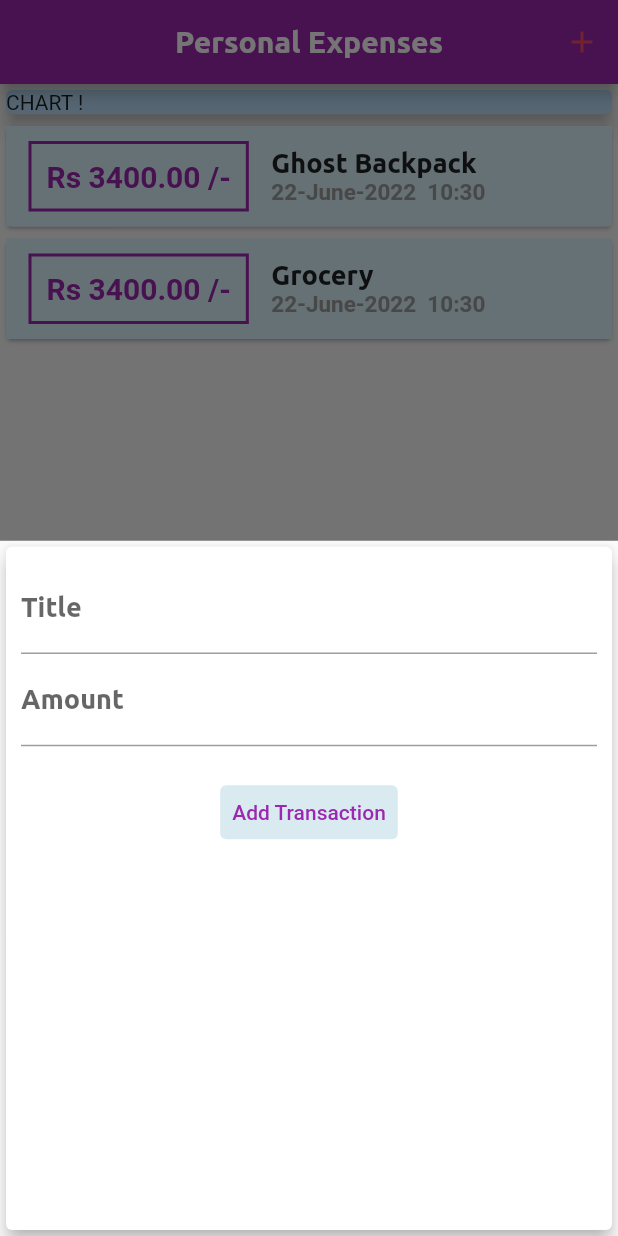
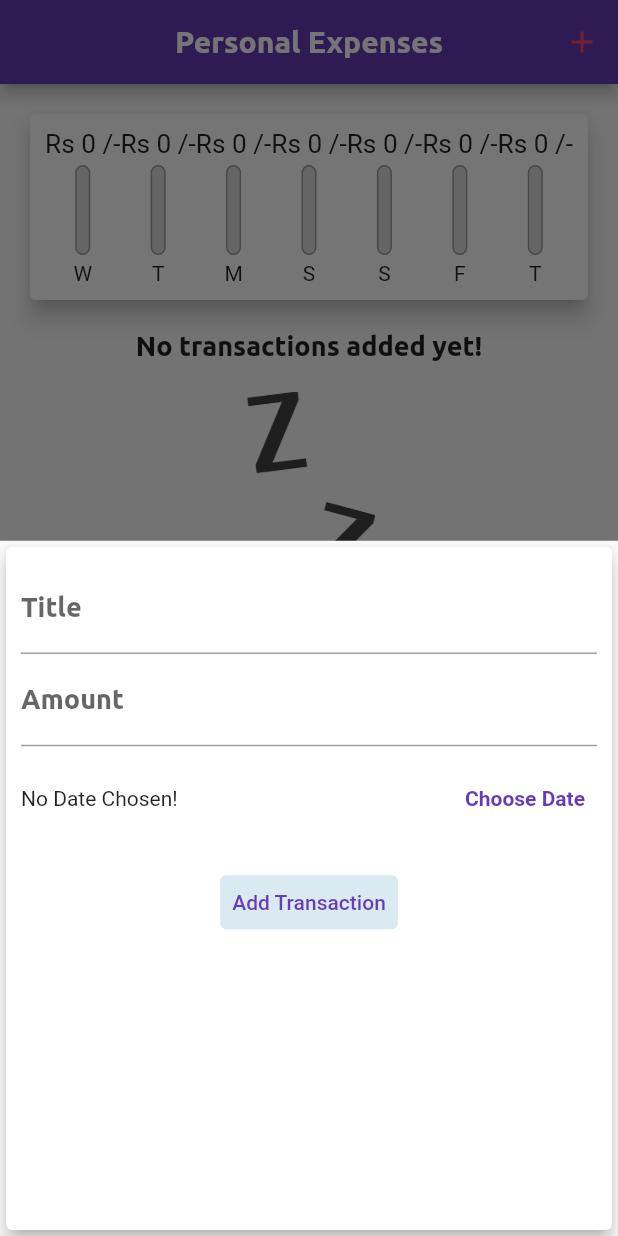
Before and after one commit to sh5800/Flutter-Personal-Expenses-App, a Flutter app: the screen it shows after launch, after a tap on the "add" icon, on a phone screen of 412 x 824 dp. Run offline on Flutter 3.47's test engine with Material 2 defaults, Android fonts, the phone set to English and light mode, and no system bars; project files that could hold a hidden picture were left out.

Commit message:
final commit

```diff
--- a/lib/main.dart
+++ b/lib/main.dart
@@ -1,6 +1,7 @@
 import 'dart:ui';
 
 import 'package:flutter/material.dart';
+import './widgets/chart.dart';
 // import './widgets/user_transactions.dart';
 import './widgets/new_transactions.dart';
 import './widgets/transaction_list.dart';
@@ -19,25 +20,20 @@ class MyApp extends StatelessWidget {
       debugShowCheckedModeBanner: false,
       title: 'Personal Expenses',
       theme: ThemeData(
-          primarySwatch: Colors.purple,
-          accentColor: Color(0xFF92B4EC),
+          primarySwatch: Colors.deepPurple,
+          accentColor: Color(0xFF0AA1DD),
           fontFamily: 'OpenSans',
           textTheme: ThemeData.light().textTheme.copyWith(
-            titleMedium: TextStyle(fontFamily: 'Ubuntu',
-            // fontWeight: FontWeight.bold,
-            fontSize: 18
-
-          )
-          ),
+              titleMedium: TextStyle(
+                  fontFamily: 'Ubuntu',
+                  // fontWeight: FontWeight.bold,
+                  fontSize: 18)),
           appBarTheme: AppBarTheme(
-            titleTextStyle: TextStyle(
-              fontFamily: 'Ubuntu',
-              fontSize: 20,
-              fontWeight: FontWeight.bold,
-              color: Colors.white
-            )
-          )
-          ),
+              titleTextStyle: TextStyle(
+                  fontFamily: 'Ubuntu',
+                  fontSize: 20,
+                  fontWeight: FontWeight.bold,
+                  color: Colors.white))),
 
       // theme: ThemeData(
       //   primaryColor: Color(0xFF79DAE8)
@@ -58,29 +54,46 @@ class _MyHomePageState extends State<MyHomePage> {
   // final amountController = TextEditingController();
 
   final List<Transaction> _userTransactions = [
-    Transaction(
-      id: 'Item 1',
-      title: 'Ghost Backpack',
-      amount: 3400,
-      date: DateTime.now(),
-    ),
-    Transaction(
-      id: 'Item 2',
-      title: 'Grocery',
-      amount: 3400,
-      date: DateTime.now(),
-    ),
+    // Transaction(
+    //   id: 'Item 1',
+    //   title: 'Ghost Backpack',
+    //   amount: 3400,
+    //   date: DateTime.now(),
+    // ),
+    // Transaction(
+    //   id: 'Item 2',
+    //   title: 'Grocery',
+    //   amount: 3400,
+    //   date: DateTime.now(),
+    // ),
   ];
 
-  void _addNewTransaction(String txTitle, double txAmount) {
+  List<Transaction>? get _recentTransactions {
+    return _userTransactions.where((tx) {
+      return tx.date!.isAfter(
+        DateTime.now().subtract(Duration(days: 7)),
+      );
+    }).toList();
+  }
+
+  void _addNewTransaction(
+      String txTitle, double txAmount, DateTime chosenDate) {
     final newTx = Transaction(
         title: txTitle,
         amount: txAmount,
-        date: DateTime.now(),
+        date: chosenDate,
         id: DateTime.now().toString());
 
     setState(() {
       _userTransactions.add(newTx);
+    });
+  }
+
+  void _deleteTransaction(String id) {
+    setState(() {
+      _userTransactions.removeWhere((tx) {
+        return tx.id == id;
+      });
     });
   }
 
@@ -113,7 +126,7 @@ class _MyHomePageState extends State<MyHomePage> {
             color: Color(0xFFF94C66),
             // highlightColor: Color(0xFF92B4EC),
             // focusColor: Color(0xFF92B4EC),
-            hoverColor: Color(0xFF92B4EC),
+            hoverColor: Color(0xFF0AA1DD),
           )
         ],
       ),
@@ -122,21 +135,11 @@ class _MyHomePageState extends State<MyHomePage> {
           // mainAxisAlignment: MainAxisAlignment.start,
           // crossAxisAlignment: CrossAxisAlignment.start,
           children: [
-            Container(
-              width: double.infinity,
-              // height: 50,
-              child: Card(
-                color: Colors.blue.shade100,
-                child: Text(
-                  'CHART !',
-                  // textAlign: TextAlign.center,
-                ),
-                elevation: 5,
-              ),
-            ),
+            Chart(_recentTransactions!),
             // NewTransaction(),
             TransactionList(
-              transactions: _userTransactions,
+               transactions:_userTransactions,
+              deleteTx:_deleteTransaction
             )
             // UserTransactions()
 
--- /dev/null
+++ b/lib/widgets/chart.dart
@@ -0,0 +1,67 @@
+import 'package:flutter/material.dart';
+import 'package:intl/intl.dart';
+import 'package:personal_expenses_app/widgets/chart_bar.dart';
+import '../models/transaction.dart';
+
+class Chart extends StatelessWidget {
+  final List<Transaction> recentTransactions;
+
+  Chart(this.recentTransactions);
+  // const Chart({Key? key}) : super(key: key);
+
+  List<Map<String, dynamic>> get groupedTransactionValues {
+    return List.generate(7, (index) {
+      final weekDay = DateTime.now().subtract(
+        Duration(days: index),
+      );
+      double totalSum = 0.0;
+
+      for (var i = 0; i < recentTransactions.length; i++) {
+        if (recentTransactions[i].date!.day == weekDay.day &&
+            recentTransactions[i].date!.month == weekDay.month &&
+            recentTransactions[i].date!.year == weekDay.year) {
+          totalSum += recentTransactions[i].amount!;
+        }
+      }
+      // print(DateFormat.E().format(weekDay));
+      // print(totalSum);
+
+      return {
+        'day': DateFormat.E().format(weekDay).substring(0, 1),
+        'amount': totalSum
+      };
+    });
+  }
+
+  double get totalSpending {
+    return groupedTransactionValues.fold(0.0, (sum, item) {
+      return sum + item['amount'];
+    });
+  }
+
+  @override
+  Widget build(BuildContext context) {
+    // print(groupedTransactionValues);
+    return Card(
+      elevation: 6,
+      margin: EdgeInsets.all(20),
+      child: Container(
+        padding: EdgeInsets.all(10),
+        child: Row(
+          mainAxisAlignment: MainAxisAlignment.spaceAround,
+          children: groupedTransactionValues.map((data) {
+            return Flexible(
+                  // flex: 2,
+                  fit: FlexFit.tight,
+                  child: ChartBar(
+                  data['day'].toString(),
+                  data['amount'],
+                  totalSpending == 0.0 ? 0.0 : data['amount']/totalSpending
+                  ),
+            );
+          }).toList(),
+        ),
+      ),
+    );
+  }
+}
--- /dev/null
+++ b/lib/widgets/chart_bar.dart
@@ -0,0 +1,53 @@
+import 'package:flutter/material.dart';
+
+class ChartBar extends StatelessWidget {
+  final String label;
+  final double spendingAmount;
+  final double spendingPctofTotal;
+
+  ChartBar(this.label,this.spendingAmount,this.spendingPctofTotal);
+  // const ChartBar({Key? key}) : super(key: key);
+
+  @override
+  Widget build(BuildContext context) {
+    return Column(
+      children: [
+        Container(
+          height: 20,
+          child: FittedBox(
+            child: Text('Rs ${spendingAmount.toStringAsFixed(0)} /-'),
+            ),
+        ),
+        SizedBox(height: 4,),
+        Container(
+          height: 60,
+          width: 10,
+          child: Stack(
+            alignment: AlignmentDirectional.bottomStart,
+            children: [
+              Container(
+                decoration: BoxDecoration(
+                  border: Border.all(color: Colors.grey, width: 1.0),
+                  color: Color.fromRGBO(220, 220, 220, 1),
+                  borderRadius: BorderRadius.circular(10),
+
+                  ),
+              ),
+              FractionallySizedBox(
+                heightFactor: spendingPctofTotal,
+                child: Container(
+                  decoration: BoxDecoration(
+                    color: Theme.of(context).primaryColor,
+                    borderRadius: BorderRadius.circular(10),
+                  ),
+                ),
+                )
+            ],
+          ),
+        ),
+        SizedBox(height: 4,),
+        Text(label)
+      ],
+    );
+  }
+}
--- a/lib/widgets/new_transactions.dart
+++ b/lib/widgets/new_transactions.dart
@@ -1,4 +1,5 @@
 import 'package:flutter/material.dart';
+import 'package:intl/intl.dart';
 // import 'package:personal_expenses_app/widgets/user_transactions.dart';
 
 class NewTransaction extends StatefulWidget {
@@ -11,23 +12,42 @@ class NewTransaction extends StatefulWidget {
 }
 
 class _NewTransactionState extends State<NewTransaction> {
-  final titleController = TextEditingController();
+  final _titleController = TextEditingController();
 
-  final amountController = TextEditingController();
+  final _amountController = TextEditingController();
 
-  final dateController = TextEditingController();
+  DateTime? _selectedDate;
 
-  void submitData() {
-    final enteredTitle = titleController.text;
-    final enteredAmount = double.parse(amountController.text);
+  void _submitData() {
+    if (_amountController.text.isEmpty) {
+      return;
+    }
+    final enteredTitle = _titleController.text;
+    final enteredAmount = double.parse(_amountController.text);
 
-    if (enteredTitle.isEmpty || enteredAmount <= 0) {
+    if (enteredTitle.isEmpty || enteredAmount <= 0 || _selectedDate == null) {
       return;
     }
 
-    widget.addTx(enteredTitle, enteredAmount);
+    widget.addTx(enteredTitle, enteredAmount,_selectedDate);
 
     Navigator.of(context).pop();
+  }
+
+  void _presentDatePicker() {
+    showDatePicker(
+            context: context,
+            initialDate: DateTime.now(),
+            firstDate: DateTime(2019),
+            lastDate: DateTime.now())
+        .then((pickedDate) {
+      if (pickedDate == null) {
+        return;
+      }
+      setState(() {
+        _selectedDate = pickedDate;
+      });
+    });
   }
 
   // const NewTransaction({Key? key}) : super(key: key);
@@ -43,17 +63,17 @@ class _NewTransactionState extends State<NewTransaction> {
           children: [
             TextField(
               decoration: InputDecoration(labelText: 'Title'),
-              controller: titleController,
-              onSubmitted: (_) => submitData(),
+              controller: _titleController,
+              onSubmitted: (_) => _submitData(),
               // onChanged: (val) {
               //   titleInput = val;
               // },
             ),
             TextField(
               decoration: InputDecoration(labelText: 'Amount'),
-              controller: amountController,
+              controller: _amountController,
               keyboardType: TextInputType.number,
-              onSubmitted: (_) => submitData(),
+              onSubmitted: (_) => _submitData(),
               // onChanged: (val) => amountInput = val,
             ),
             // TextField(
@@ -63,12 +83,35 @@ class _NewTransactionState extends State<NewTransaction> {
             //   onSubmitted: (_) => submitData,
             //   // onChanged: (val) => amountInput = val,
             // ),
+            SizedBox(height: 10),
+            Container(
+              height: 50,
+              child: Row(
+                children: [
+                  Expanded(
+                      child: Text(_selectedDate == null
+                          ? 'No Date Chosen!'
+                          : 'Picked Date ${DateFormat('yMMMd').format(_selectedDate!)}')),
+                  TextButton(
+                    onPressed: _presentDatePicker,
+                    child: Text(
+                      'Choose Date',
+                      style: TextStyle(fontWeight: FontWeight.bold),
+                    ),
+                    style: TextButton.styleFrom(
+                        primary: Theme.of(context).primaryColor),
+                  )
+                ],
+              ),
+            ),
             SizedBox(height: 20),
             TextButton(
-                onPressed: submitData,
-                child: Text('Add Transaction'),
+                onPressed: _submitData,
+                child: Text(
+                  'Add Transaction',
+                ),
                 style: TextButton.styleFrom(
-                  primary: Colors.purple,
+                  primary: Colors.deepPurple,
                   backgroundColor: Color(0xFFDAEAF1),
 
                   // shadowColor: Colors.green
--- a/lib/widgets/transaction_list.dart
+++ b/lib/widgets/transaction_list.dart
@@ -5,68 +5,63 @@ import '../models/transaction.dart';
 
 class TransactionList extends StatelessWidget {
   final List<Transaction>? transactions;
-
-  TransactionList({this.transactions});
+  final Function deleteTx;
+  TransactionList({this.transactions,  required this.deleteTx});
   // const TransactionList({Key? key}) : super(key: key);
 
   @override
   Widget build(BuildContext context) {
     return Container(
-      height: 300,
-
-        child: ListView.builder(
+      height: 350,
+      child: transactions!.isEmpty
+          ? Column(
+              children: [
+                Text(
+                  'No transactions added yet!',
+                  style: Theme.of(context).textTheme.titleMedium,
+                ),
+                SizedBox(
+                  height: 20,
+                ),
+                Container(
+                    height: 200,
+                    child: Image.asset(
+                      'assets/images/waiting.png',
+                      fit: BoxFit.cover,
+                    )),
+              ],
+            )
+          : ListView.builder(
               itemBuilder: (ctx, index) {
                 return Card(
-              child: Container(
-                color: Color(0xFFDFF6FF),
-                child: Row(
-                  children: [
-                    Container(
-                      margin: EdgeInsets.symmetric(vertical: 10, horizontal: 15),
-                      decoration: BoxDecoration
-                      (
-                        border: Border.all(
-                          color: Theme.of(context).primaryColor,
-                          width: 2
-                        ),
-                        // color: Colors.purple
-                      ),
-                      padding: EdgeInsets.all(10),
-                      child: Text(
-                        'Rs ${transactions![index].amount!.toStringAsFixed(2)} /-',
-                        style: TextStyle(
-                            fontWeight: FontWeight.bold,
-                            fontSize: 20,
-                            color: Theme.of(context).primaryColor),
+                  elevation: 5,
+                  margin: EdgeInsets.symmetric(vertical: 8, horizontal: 5),
+                  child: ListTile(
+                    leading: CircleAvatar(
+                      radius: 27.5,
+                      child: Padding(
+                        padding: const EdgeInsets.all(6),
+                        child: FittedBox(
+                          child: Text('Rs ${transactions![index].amount}'),
                         ),
                       ),
-                    Column(
-                      // mainAxisAlignment: MainAxisAlignment.start,
-                      crossAxisAlignment: CrossAxisAlignment.start,
-                      children: [
-                        Text(
+                    ),
+                    title: Text(
                       transactions![index].title.toString(),
-                          style: Theme.of(context).textTheme.titleMedium
+                      style: Theme.of(context).textTheme.titleMedium,
                     ),
-                        Text(
-                            DateFormat('dd-MMMM-yyyy  kk:mm')
-                                .format(DateTime.now()),
-                            // tx.date.toString(),
-                            style: TextStyle(
-                                fontWeight: FontWeight.bold,
-                                fontSize: 15,
-                                color: Colors.grey)),
-                      ],
-                    )
-                  ],
+                    subtitle: Text(DateFormat.yMMMd()
+                        .format(transactions![index].date as DateTime)),
+                    trailing: IconButton(
+                      onPressed: () => deleteTx(transactions![index].id),
+                      icon: Icon(Icons.delete),
+                      color: Theme.of(context).errorColor,
                     ),
                   ),
                 );
-          }
-          ,
+              },
               itemCount: transactions!.length,
               // children: transactions!.map((tx) {
-
             ),
     );
   }
--- a/pubspec.yaml
+++ b/pubspec.yaml
@@ -57,9 +57,9 @@ flutter:
   uses-material-design: true
 
   # To add assets to your application, add an assets section, like this:
-  # assets:
-  #   - images/a_dot_burr.jpeg
-  #   - images/a_dot_ham.jpeg
+  assets:
+    - assets/images/waiting.png
+    # - images/a_dot_ham.jpeg
 
   # An image asset can refer to one or more resolution-specific "variants", see
   # https://flutter.dev/assets-and-images/#resolution-aware
```
Also changed, not shown: assets/images/waiting.png (added). Lines whose indentation alone changed are shown as unchanged.
